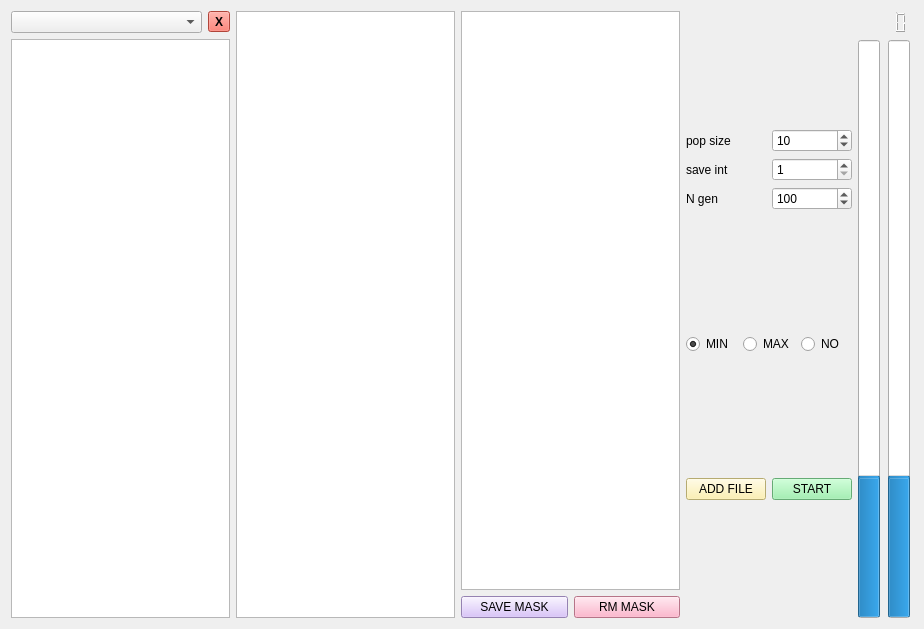
Above: qt/gen_alg_form.ui from idergunoff/geovel_1.0 before the change. Below: the same form after it.
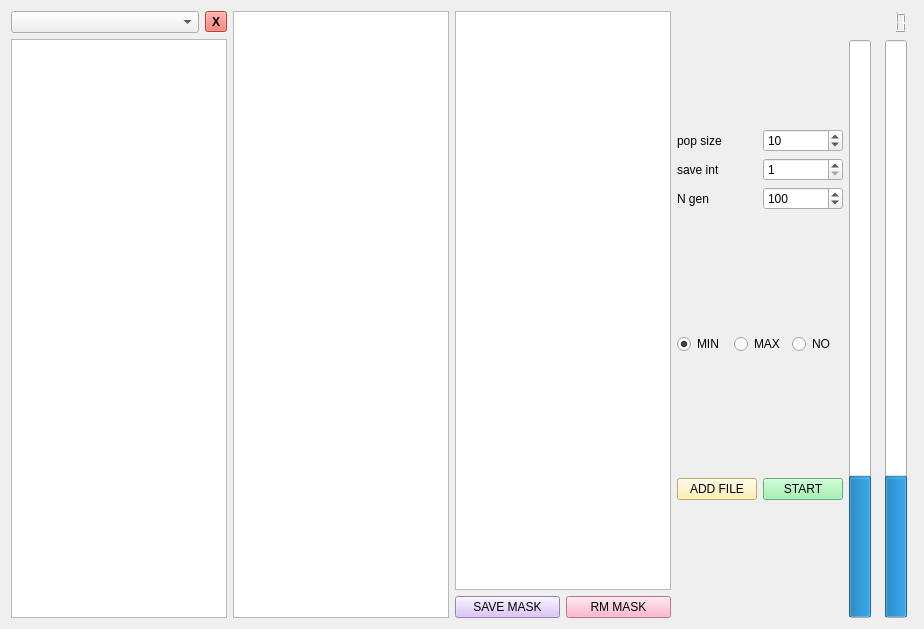
That is the form after the change.

Patch:
```diff
--- a/qt/gen_alg_form.ui
+++ b/qt/gen_alg_form.ui
@@ -240,7 +240,7 @@
             <enum>QFrame::Raised</enum>
            </property>
            <property name="lineWidth">
-            <number>2</number>
+            <number>4</number>
            </property>
            <property name="midLineWidth">
             <number>0</number>
@@ -249,7 +249,7 @@
             <bool>false</bool>
            </property>
            <property name="digitCount">
-            <number>4</number>
+            <number>5</number>
            </property>
           </widget>
          </item>
```
